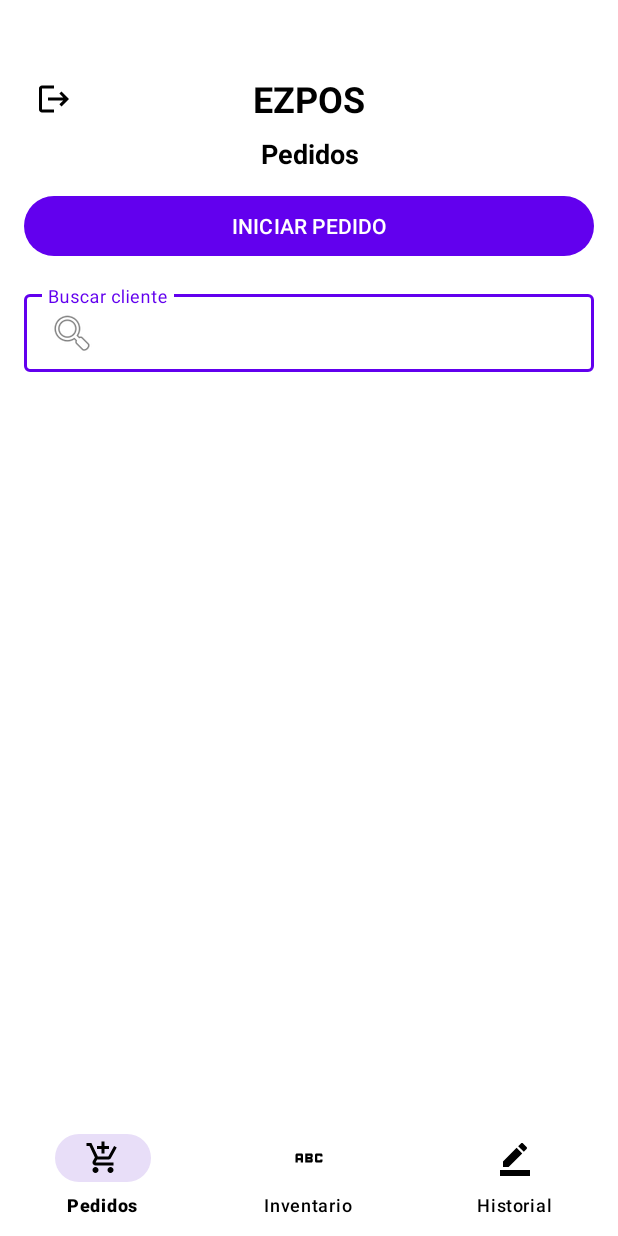
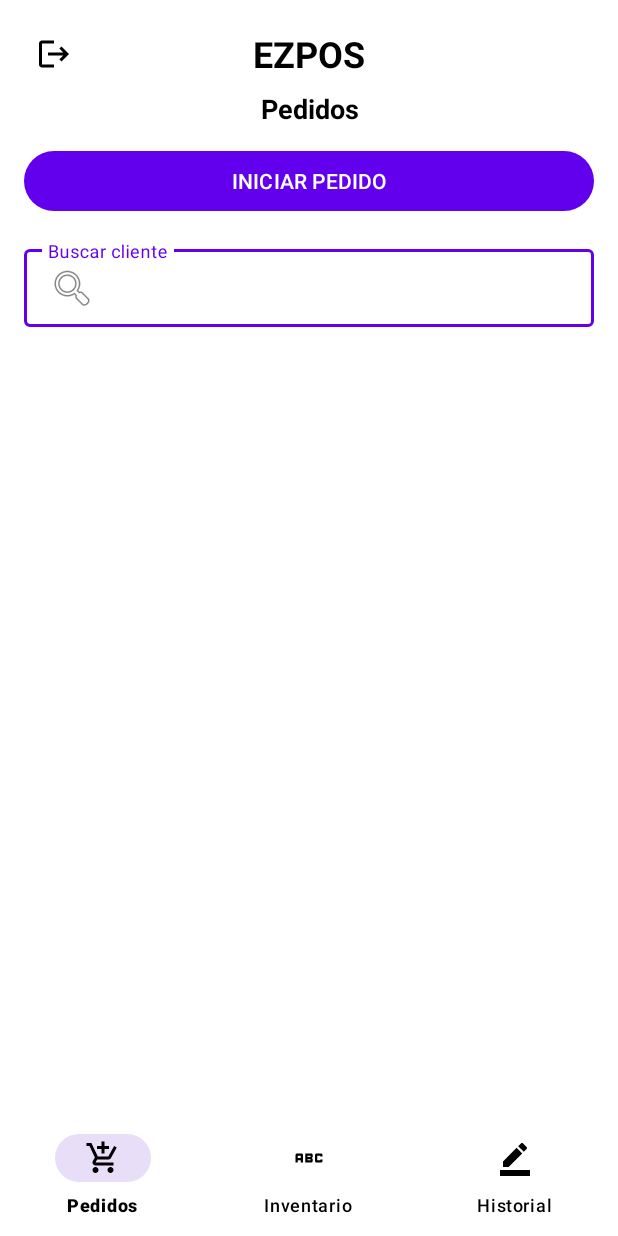
Before and after one commit to rammoon13/EZPOS, an Android app: the HomeActivity screen opened directly, with no data from a screen before it, on a phone screen of 412 x 824 dp. Run offline under Robolectric (Android 15) with nearby library versions, the phone set to English and light mode, and no system bars.

Commit message:
cambios minimos

```diff
--- a/app/src/main/res/layout/activity_main.xml
+++ b/app/src/main/res/layout/activity_main.xml
@@ -12,7 +12,6 @@
         android:id="@+id/fragment_container"
         android:layout_width="0dp"
         android:layout_height="0dp"
-        android:layout_marginTop="30dp"
         app:layout_constraintTop_toTopOf="parent"
         app:layout_constraintBottom_toTopOf="@id/bottom_nav"
         app:layout_constraintStart_toStartOf="parent"
```
